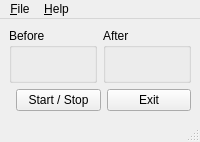
Qt form mainwindow.ui (FrzMtrsprt/segment) before a commit.
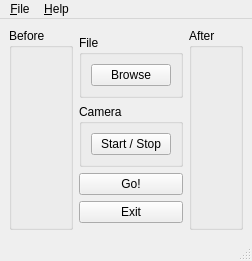
The same form after that commit.

What changed in the file:
```diff
--- a/mainwindow.ui
+++ b/mainwindow.ui
@@ -16,11 +16,82 @@
         </property>
         <layout class="QGridLayout" name="beforeLayout">
          <item row="0" column="0">
-          <widget class="QLabel" name="beforeLabel"/>
+          <widget class="QLabel" name="beforeLabel">
+           <property name="sizePolicy">
+            <sizepolicy hsizetype="Expanding" vsizetype="Preferred">
+             <horstretch>0</horstretch>
+             <verstretch>0</verstretch>
+            </sizepolicy>
+           </property>
+          </widget>
          </item>
         </layout>
        </widget>
       </item>
+      <item>
+       <layout class="QVBoxLayout" name="btnBox">
+        <item>
+         <spacer name="verticalSpacer">
+          <property name="orientation">
+           <enum>Qt::Vertical</enum>
+          </property>
+         </spacer>
+        </item>
+        <item>
+         <widget class="QGroupBox" name="fileBox">
+          <property name="title">
+           <string>File</string>
+          </property>
+          <layout class="QVBoxLayout" name="verticalLayout_3">
+           <item>
+            <widget class="QPushButton" name="openFileBtn">
+             <property name="text">
+              <string>Browse</string>
+             </property>
+            </widget>
+           </item>
+          </layout>
+         </widget>
+        </item>
+        <item>
+         <widget class="QGroupBox" name="cameraBox">
+          <property name="title">
+           <string>Camera</string>
+          </property>
+          <layout class="QVBoxLayout" name="verticalLayout_2">
+           <item>
+            <widget class="QPushButton" name="startStopBtn">
+             <property name="text">
+              <string>Start / Stop</string>
+             </property>
+            </widget>
+           </item>
+          </layout>
+         </widget>
+        </item>
+        <item>
+         <widget class="QPushButton" name="captureBtn">
+          <property name="text">
+           <string>Go!</string>
+          </property>
+         </widget>
+        </item>
+        <item>
+         <widget class="QPushButton" name="exitBtn">
+          <property name="text">
+           <string>Exit</string>
+          </property>
+         </widget>
+        </item>
+        <item>
+         <spacer name="verticalSpacer_2">
+          <property name="orientation">
+           <enum>Qt::Vertical</enum>
+          </property>
+         </spacer>
+        </item>
+       </layout>
+      </item>
       <item>
        <widget class="QGroupBox" name="afterBox">
         <property name="title">
@@ -28,38 +99,20 @@
         </property>
         <layout class="QGridLayout" name="afterLayout">
          <item row="0" column="0">
-          <widget class="QLabel" name="afterLabel"/>
+          <widget class="QLabel" name="afterLabel">
+           <property name="sizePolicy">
+            <sizepolicy hsizetype="Expanding" vsizetype="Preferred">
+             <horstretch>0</horstretch>
+             <verstretch>0</verstretch>
+            </sizepolicy>
+           </property>
+          </widget>
          </item>
         </layout>
        </widget>
       </item>
      </layout>
     </item>
-    <item>
-     <layout class="QHBoxLayout" name="buttonBox">
-      <item>
-       <spacer name="horizontalSpacer">
-        <property name="orientation">
-         <enum>Qt::Horizontal</enum>
-        </property>
-       </spacer>
-      </item>
-      <item>
-       <widget class="QPushButton" name="startStopBtn">
-        <property name="text">
-         <string>Start / Stop</string>
-        </property>
-       </widget>
-      </item>
-      <item>
-       <widget class="QPushButton" name="exitBtn">
-        <property name="text">
-         <string>Exit</string>
-        </property>
-       </widget>
-      </item>
-     </layout>
-    </item>
    </layout>
   </widget>
   <widget class="QMenuBar" name="menubar">
```
